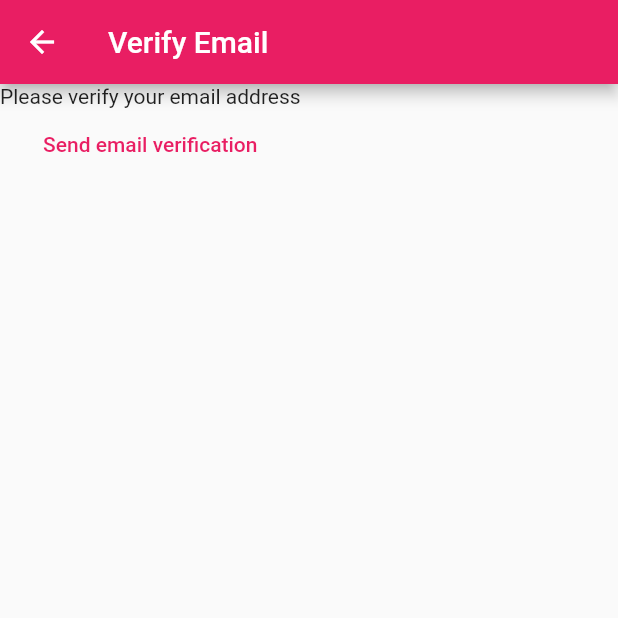
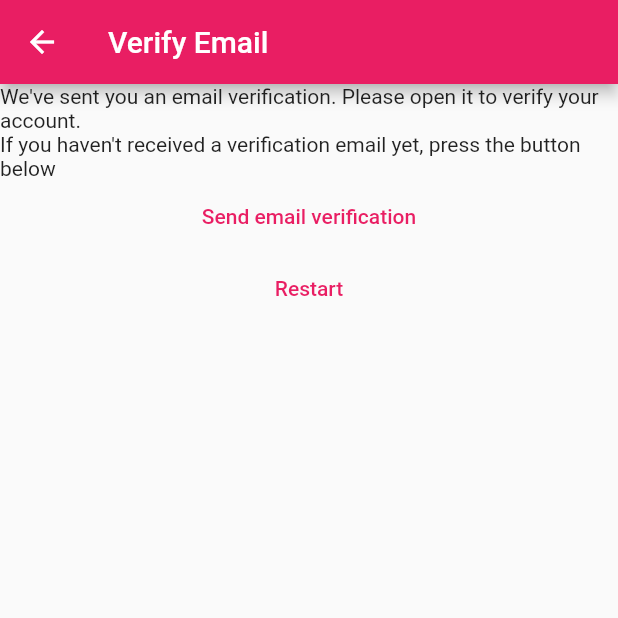
Before and after one commit to JarellOng/Flutter-Tutorial, a Flutter app: the VerifyEmailView screen opened directly, on a phone screen of 412 x 824 dp, the top half of it. Run offline on Flutter 3.47's test engine with Material 2 defaults, Android fonts, the light colour scheme and no system bars; our stand-ins replace firebase_auth, firebase_core; accounts and stored records are empty.

Commit message:
Verify Email Nav

```diff
--- a/lib/constants/routes.dart
+++ b/lib/constants/routes.dart
@@ -1,3 +1,4 @@
 const loginRoute = "/login/";
 const registerRoute = "/register/";
 const myApplicationRoute = "/myapplication/";
+const verifyEmailRoute = "/verify-email/";
--- a/lib/main.dart
+++ b/lib/main.dart
@@ -21,6 +21,7 @@
         loginRoute: (context) => const LoginView(),
         registerRoute: (context) => const RegisterView(),
         myApplicationRoute: (context) => const MyApplicationView(),
+        verifyEmailRoute: (context) => const VerifyEmailView(),
       },
     ),
   );
--- a/lib/views/login_view.dart
+++ b/lib/views/login_view.dart
@@ -1,9 +1,7 @@
 import 'package:firebase_auth/firebase_auth.dart';
 import 'package:flutter/material.dart';
-
 import 'package:myapplication/constants/routes.dart';
-
-import '../utilities/show_error_dialog.dart';
+import 'package:myapplication/utilities/show_error_dialog.dart';
 
 class LoginView extends StatefulWidget {
   const LoginView({super.key});
--- a/lib/views/verify_email_view.dart
+++ b/lib/views/verify_email_view.dart
@@ -1,5 +1,6 @@
 import 'package:firebase_auth/firebase_auth.dart';
 import 'package:flutter/material.dart';
+import 'package:myapplication/constants/routes.dart';
 
 class VerifyEmailView extends StatefulWidget {
   const VerifyEmailView({super.key});
@@ -17,14 +18,29 @@
       ),
       body: Column(
         children: [
-          const Text("Please verify your email address"),
+          const Text(
+              "We've sent you an email verification. Please open it to verify your account."),
+          const Text(
+              "If you haven't received a verification email yet, press the button below"),
           TextButton(
             onPressed: () async {
               final user = FirebaseAuth.instance.currentUser;
               await user?.sendEmailVerification();
             },
             child: const Text("Send email verification"),
-          )
+          ),
+          TextButton(
+            onPressed: () async {
+              await FirebaseAuth.instance.signOut();
+              if (mounted) {
+                Navigator.of(context).pushNamedAndRemoveUntil(
+                  registerRoute,
+                  (route) => false,
+                );
+              }
+            },
+            child: const Text("Restart"),
+          ),
         ],
       ),
     );
```
Also changed, not shown: lib/views/register_view.dart (+28 -9 lines).
